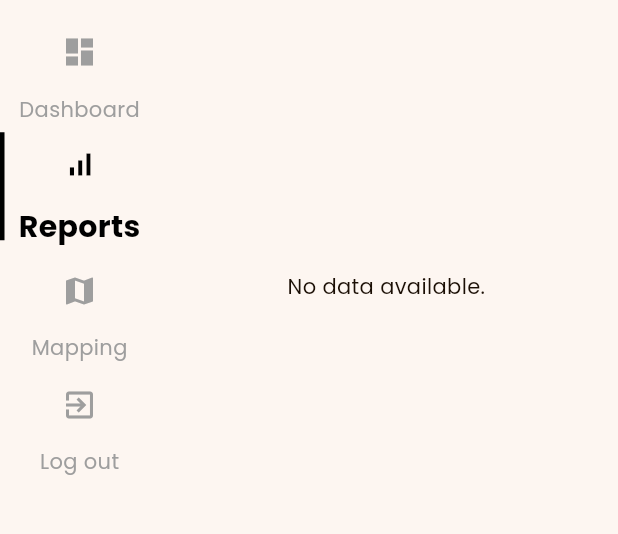
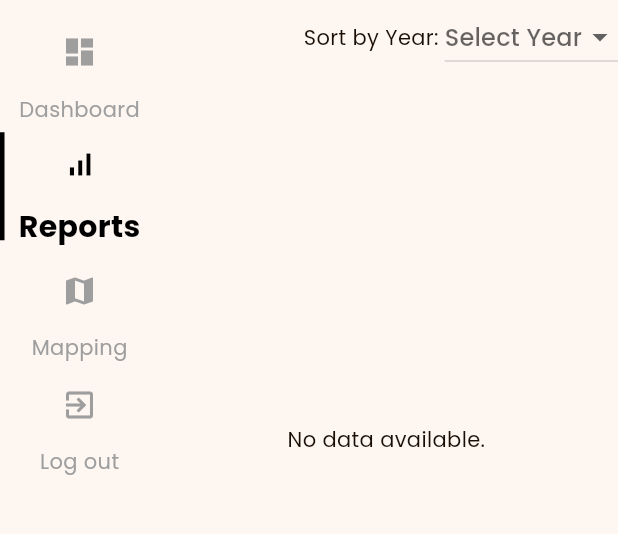
Before and after one commit to keannugran19/crabcheckweb, a Flutter app: the HomePage screen opened directly, after a tap on "Reports", on a phone screen of 412 x 824 dp, the part 74-608 px from its top. Run offline on Flutter 3.47's test engine with Material 3 defaults, Android fonts, the phone set to English and light mode, and no system bars; our stand-ins replace cloud_firestore, data_table_2, firebase_auth, firebase_core, fl_chart, flutter_map and 3 more; accounts and stored records are empty.

Commit message:
UPDATE reports can now be sorted by year

```diff
--- a/lib/pages/report/reports.dart
+++ b/lib/pages/report/reports.dart
@@ -9,7 +9,7 @@ class ReportsPage extends StatelessWidget {
     return const Column(
       children: [
         SizedBox(
-          height: 80,
+          height: 50,
         ),
         ReportsTable()
       ],
--- a/lib/pages/report/widgets/reports_table.dart
+++ b/lib/pages/report/widgets/reports_table.dart
@@ -13,19 +13,46 @@ class ReportsTable extends StatefulWidget {
 
 class _ReportsTableState extends State<ReportsTable> {
   final FirestoreService firestoreService = FirestoreService();
+  String? selectedYear; // Holds the selected year
+  final List<String> years = [
+    '2024',
+    '2025',
+    '2026',
+    '2027',
+    '2028'
+  ]; // Available years for sorting
 
   @override
   Widget build(BuildContext context) {
     return Column(
       mainAxisSize: MainAxisSize.min,
       children: [
+        // Dropdown Button for selecting year
+        Row(
+          mainAxisAlignment: MainAxisAlignment.end,
+          children: [
+            const Text("Sort by Year: "),
+            DropdownButton<String>(
+              value: selectedYear,
+              hint: const Text("Select Year"),
+              items: years.map((year) {
+                return DropdownMenuItem<String>(
+                  value: year,
+                  child: Text(year),
+                );
+              }).toList(),
+              onChanged: (value) {
+                setState(() {
+                  selectedYear = value;
+                });
+              },
+            ),
+          ],
+        ),
         SizedBox(
-          height: (56 * 5) + 40,
+          height: (56 * 8) + 40,
           child: StreamBuilder<QuerySnapshot<Map<String, dynamic>>>(
-            stream: FirebaseFirestore.instance
-                .collection("crabData")
-                .orderBy('timestamp', descending: true)
-                .snapshots(),
+            stream: _getSortedStream(),
             builder: (context, snapshot) {
               if (snapshot.connectionState == ConnectionState.waiting) {
                 return const Center(child: CircularProgressIndicator());
@@ -101,6 +128,26 @@ class _ReportsTableState extends State<ReportsTable> {
     );
   }
 
+// sort reports table data per year
+  Stream<QuerySnapshot<Map<String, dynamic>>> _getSortedStream() {
+    // If a year is selected, filter documents by that year
+    if (selectedYear != null) {
+      DateTime start = DateTime(int.parse(selectedYear!), 1, 1);
+      DateTime end = DateTime(int.parse(selectedYear!) + 1, 1, 1);
+
+      return firestoreService.crabs
+          .where('timestamp', isGreaterThanOrEqualTo: start)
+          .where('timestamp', isLessThan: end)
+          .orderBy('timestamp', descending: true)
+          .snapshots();
+    } else {
+      // If no year is selected, return all documents
+      return firestoreService.crabs
+          .orderBy('timestamp', descending: true)
+          .snapshots();
+    }
+  }
+
   List<DataRow> _createRows(QuerySnapshot<Map<String, dynamic>> snapshot) {
     return snapshot.docs.map((doc) {
       final data = doc.data();
@@ -125,7 +172,6 @@ class _ReportsTableState extends State<ReportsTable> {
         DataCell(Center(
           child: IconButton(
             onPressed: () async {
-              // Show a confirmation dialog before deleting
               bool confirmDelete = await showDialog(
                 context: context,
                 builder: (BuildContext context) {
```
